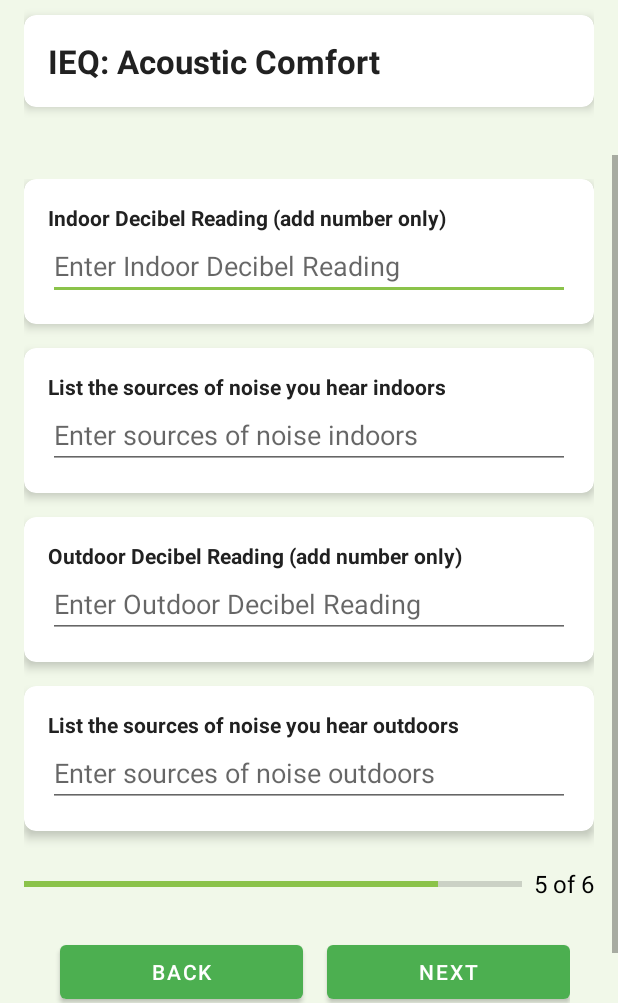
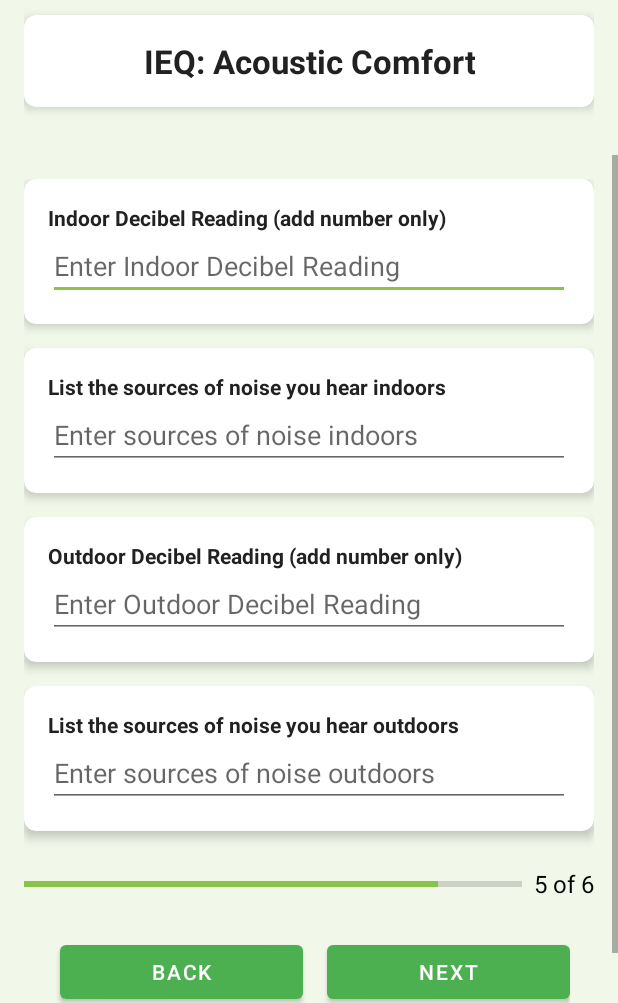
Before and after one commit to psbrar2002/IEQ-Project, an Android app: the AcousticComfortActivity screen opened directly, with no data from a screen before it, on a phone screen of 412 x 824 dp, the part 233-1236 px from its top. Run offline under Robolectric (Android 15) with nearby library versions, the phone set to English and light mode, and no system bars; our stand-ins replace Firebase (no records; nobody signed in at launch, a user with empty details on screens opened directly).

Commit message:
Centered Category Name

```diff
--- a/app/src/main/res/layout/activity_acoustic_comfort.xml
+++ b/app/src/main/res/layout/activity_acoustic_comfort.xml
@@ -106,14 +106,16 @@
                 android:layout_width="match_parent"
                 android:layout_height="wrap_content"
                 android:orientation="vertical"
-                android:padding="16dp">
+                android:padding="16dp"
+                android:gravity="center_horizontal">
 
                 <TextView
                     android:layout_width="wrap_content"
                     android:layout_height="wrap_content"
                     android:text="IEQ: Acoustic Comfort"
                     android:textAppearance="@style/TextAppearance.AppCompat.Large"
-                    android:textStyle="bold" />
+                    android:textStyle="bold"
+                    android:gravity="center"/>
             </LinearLayout>
         </androidx.cardview.widget.CardView>
     </LinearLayout>
```
